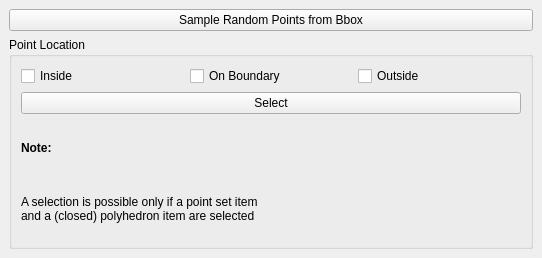
Old version of the form demo/Polyhedron/Plugins/PMP/Point_inside_polyhedron_widget.ui in the repository CGAL/releases.
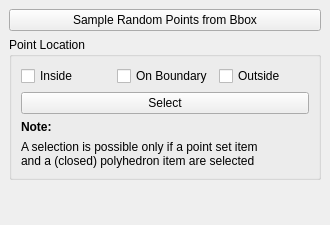
New version of the form.

Diff of the .ui file:
```diff
--- a/demo/Polyhedron/Plugins/PMP/Point_inside_polyhedron_widget.ui
+++ b/demo/Polyhedron/Plugins/PMP/Point_inside_polyhedron_widget.ui
@@ -6,8 +6,8 @@
    <rect>
     <x>0</x>
     <y>0</y>
-    <width>542</width>
-    <height>258</height>
+    <width>330</width>
+    <height>225</height>
    </rect>
   </property>
   <property name="windowTitle">
@@ -87,6 +87,19 @@
       </layout>
      </widget>
     </item>
+    <item>
+     <spacer name="verticalSpacer">
+      <property name="orientation">
+       <enum>Qt::Vertical</enum>
+      </property>
+      <property name="sizeHint" stdset="0">
+       <size>
+        <width>0</width>
+        <height>0</height>
+       </size>
+      </property>
+     </spacer>
+    </item>
    </layout>
   </widget>
  </widget>
```
